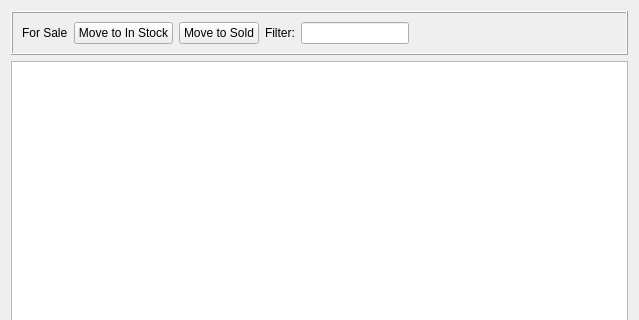
The window that src/Applications/BrickMoneyDesktop/src/ForSale.ui (tlaemmlein/BrickMoney) describes before a commit, drawn with Qt 5; both pictures show x 0 to 639 and y 0 to 320 of the 639 by 484 pixel window.
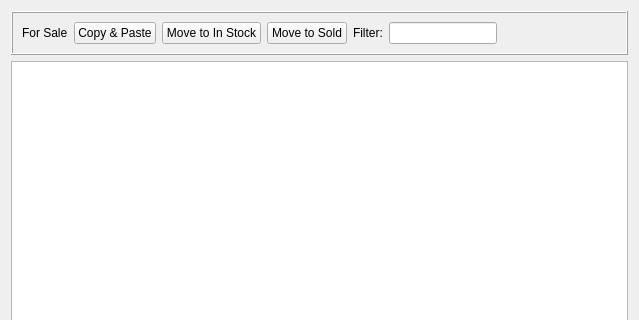
The same window after the commit.

Commit message: Copy & Paste is working

```diff
--- a/src/Applications/BrickMoneyDesktop/src/ForSale.ui
+++ b/src/Applications/BrickMoneyDesktop/src/ForSale.ui
@@ -30,6 +30,13 @@
         </property>
        </widget>
       </item>
+      <item>
+       <widget class="QPushButton" name="copyAndPastePushButton">
+        <property name="text">
+         <string>Copy &amp;&amp; Paste</string>
+        </property>
+       </widget>
+      </item>
       <item>
        <widget class="QPushButton" name="fromForSaleToInStockPushButton">
         <property name="text">
```
Left out of the diff: 2 changed lines with no effect on the pictures. The commit also changes 8 other files.
